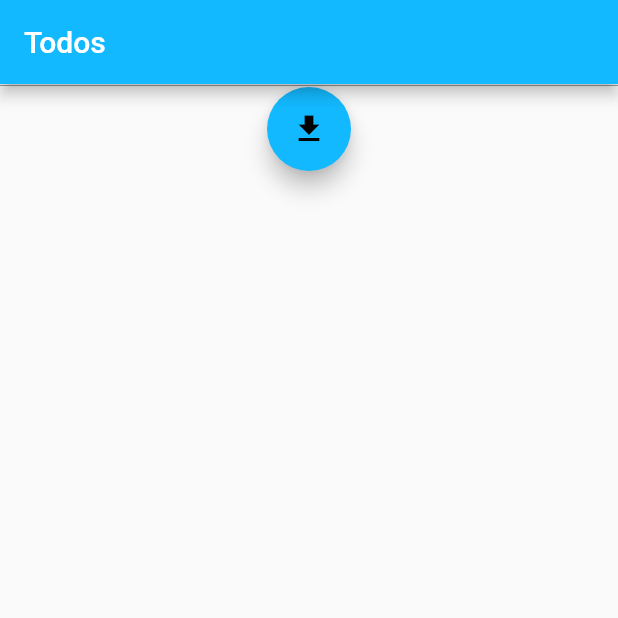
After one commit to nikkijuk/lifegoals, a Flutter app: the screen it shows after launch, after a tap on the "task" icon, on a phone screen of 412 x 824 dp, the top half of it. The commit adds this screen. Run offline on Flutter 3.47's test engine with Material 2 defaults, Android fonts, the phone set to English and light mode, and no system bars; our stand-ins replace bloc, cloud_firestore, firebase_auth, firebase_core, flutter_bloc, freezed_annotation and 3 more; missing offline and left inert: firebase_ui_auth, mobile_scanner; accounts and stored records are empty; generated files the repository leaves out were written again.

Commit message:
added list of todos - not yet editor or adding any, just fetching data from firebase

```diff
--- a/build.yaml
+++ b/build.yaml
@@ -10,3 +10,7 @@ targets:
           # auto registers any class inside a file with a
           # name matches the given pattern
           file_name_pattern: "_service$|_repository$|_bloc$"
+
+      freezed:
+        options:
+          generic_argument_factories: true
--- /dev/null
+++ b/lib/core/jsontools.dart
@@ -0,0 +1,32 @@
+// ignore_for_file: unnecessary_string_escapes
+
+import 'package:freezed_annotation/freezed_annotation.dart';
+import 'package:intl/intl.dart';
+
+// Timestaps & Datetimes seems to be problematic with firebase
+// See here bit of discussion
+// Code currently in use is just random pick from many
+
+// https://stackoverflow.com/questions/10286204/what-is-the-right-json-date-format
+// https://github.com/flutter/flutter/issues/31182
+// https://github.com/rrousselGit/freezed/issues/428
+
+final DateFormat df =  DateFormat('yyyy-MM-dd\THH:mm:ss\+\O\0\0');
+
+class ServerDateTimeConverter implements JsonConverter<DateTime?, String?> {
+  const ServerDateTimeConverter();
+
+  @override
+  DateTime? fromJson(String? value) {
+    if (value is String) {
+      return DateTime.parse(value);
+    } else {
+      return DateTime.fromMillisecondsSinceEpoch(0);
+    }
+  }
+
+  @override
+  String? toJson(DateTime? value) {
+    return value != null ? df.format(value) : null;
+  }
+}
--- a/lib/core/navigation.dart
+++ b/lib/core/navigation.dart
@@ -3,6 +3,7 @@ import 'package:lifegoals/about/view/about_page.dart';
 import 'package:lifegoals/authentication/authentication_views.dart';
 import 'package:lifegoals/counter/counter.dart';
 import 'package:lifegoals/scanner/view/scanner_page.dart';
+import 'package:lifegoals/todo/view/todos_page.dart';
 
 class Routes {
   static const home = '/';
@@ -11,6 +12,7 @@ class Routes {
   static const login = '/login';
   static const logout = '/logout';
   static const profile = '/profile';
+  static const todos = '/todos';
   static const forgotPasswordName = 'forgot';
   static const forgotPasswordPath = '/forgot/:email';
 }
@@ -39,6 +41,10 @@ GoRouter router() => GoRouter(
           builder: (ctx, state) => profileScreen(ctx), // coverage:ignore-line
         ),
         GoRoute(
+          path: Routes.todos,
+          builder: (ctx, state) => const TodosPage(), // coverage:ignore-line
+        ),
+        GoRoute(
           name: Routes.forgotPasswordName,
           path: Routes.forgotPasswordPath,
           builder: forgotPasswordScreen, // coverage:ignore-line
--- a/lib/counter/view/counter_page.dart
+++ b/lib/counter/view/counter_page.dart
@@ -58,6 +58,12 @@ class CounterView extends StatelessWidget {
           ),
           const SizedBox(height: 8),
           FloatingActionButton(
+            onPressed: () => context.go(Routes.todos),
+            heroTag: 'todos',
+            child: const Icon(Icons.task),
+          ),
+          const SizedBox(height: 8),
+          FloatingActionButton(
             onPressed: () => context.go(Routes.about),
             heroTag: 'about',
             child: const Icon(Icons.info),
--- /dev/null
+++ b/lib/domain/todo/todo.dart
@@ -0,0 +1,28 @@
+import 'package:freezed_annotation/freezed_annotation.dart';
+
+import 'package:lifegoals/core/jsontools.dart';
+
+part 'todo.freezed.dart';
+part 'todo.g.dart'; // needed when type is serializable
+
+@freezed
+class Todo with _$Todo {
+  const factory Todo({
+    required String id,
+    required String title,
+    required String description,
+    required bool isCompleted,
+
+    // NOTE: dueDate field is "String" in firebase
+    // I simply didn't manage to get right types to function
+    @ServerDateTimeConverter() required DateTime dueDate,
+  }) = _Todo;
+
+  // Added constructor. Must not have any parameter
+  //const Todo._();
+
+  factory Todo.fromJson(Map<String, dynamic> json) => _$TodoFromJson(json);
+
+  //Todo complete() => copyWith(isCompleted: true);
+  //Todo incomplete() => copyWith(isCompleted: false);
+}
--- /dev/null
+++ b/lib/domain/todo/todo_repository.dart
@@ -0,0 +1,13 @@
+import 'dart:async';
+
+import 'package:lifegoals/domain/todo/todo.dart';
+
+abstract class TodoRepository {
+  Future<void> addTodo(Todo todo);
+
+  Future<void> deleteTodo(Todo todo);
+
+  Stream<Iterable<Todo>> todos();
+
+  Future<void> updateTodo(Todo todo);
+}
--- a/lib/main_development.dart
+++ b/lib/main_development.dart
@@ -5,9 +5,15 @@
 // license that can be found in the LICENSE file or at
 // https://opensource.org/licenses/MIT.
 
+import 'package:flutter/cupertino.dart';
 import 'package:lifegoals/app/app.dart';
 import 'package:lifegoals/bootstrap.dart';
 
+import 'package:lifegoals/core/injection.dart';
+
 void main() {
+  WidgetsFlutterBinding.ensureInitialized();
+  configureDependencies();
+
   bootstrap(() => const App());
 }
--- a/lib/main_production.dart
+++ b/lib/main_production.dart
@@ -5,12 +5,13 @@
 // license that can be found in the LICENSE file or at
 // https://opensource.org/licenses/MIT.
 
+import 'package:flutter/cupertino.dart';
 import 'package:lifegoals/app/app.dart';
 import 'package:lifegoals/bootstrap.dart';
 import 'package:lifegoals/core/injection.dart';
 
 void main() {
-  // TODO(jnikki): should be used in other targets also
+  WidgetsFlutterBinding.ensureInitialized();
   configureDependencies();
 
   bootstrap(() => const App());
--- a/lib/main_staging.dart
+++ b/lib/main_staging.dart
@@ -5,9 +5,15 @@
 // license that can be found in the LICENSE file or at
 // https://opensource.org/licenses/MIT.
 
+import 'package:flutter/cupertino.dart';
 import 'package:lifegoals/app/app.dart';
 import 'package:lifegoals/bootstrap.dart';
 
+import 'package:lifegoals/core/injection.dart';
+
 void main() {
+  WidgetsFlutterBinding.ensureInitialized();
+  configureDependencies();
+
   bootstrap(() => const App());
 }
--- /dev/null
+++ b/lib/todo/bloc/todo_bloc.dart
@@ -0,0 +1,31 @@
+import 'dart:async';
+
+import 'package:bloc/bloc.dart';
+import 'package:injectable/injectable.dart';
+import 'package:lifegoals/domain/todo/todo_repository.dart';
+import 'package:lifegoals/todo/bloc/todo_event.dart';
+import 'package:lifegoals/todo/bloc/todo_state.dart';
+
+@injectable
+class TodoBloc extends Bloc<TodoEvent, TodoState> {
+  TodoBloc(this._todoRepository) : super(const TodoState.empty()) {
+    on<Load>(_load);
+    on<Send>(_send);
+  }
+  final TodoRepository _todoRepository;
+
+  Future<FutureOr<void>> _load(Load event, Emitter<TodoState> emit) async {
+    _todoRepository.todos().listen((event) {
+      add(Send(event.toList()));
+    });
+  }
+
+  Future<FutureOr<void>> _send(Send event, Emitter<TodoState> emit) async {
+    emit(Loaded(event.todos));
+  }
+
+  @override
+  Future<void> close() {
+    return super.close();
+  }
+}
--- /dev/null
+++ b/lib/todo/bloc/todo_event.dart
@@ -0,0 +1,11 @@
+import 'package:freezed_annotation/freezed_annotation.dart';
+
+import 'package:lifegoals/domain/todo/todo.dart';
+
+part 'todo_event.freezed.dart';
+
+@freezed
+abstract class TodoEvent with _$TodoEvent {
+  const factory TodoEvent.load() = Load;
+  const factory TodoEvent.send(List<Todo> todos) = Send;
+}
--- /dev/null
+++ b/lib/todo/bloc/todo_state.dart
@@ -0,0 +1,13 @@
+import 'package:freezed_annotation/freezed_annotation.dart';
+
+import 'package:lifegoals/domain/todo/todo.dart';
+
+part 'todo_state.freezed.dart';
+
+@freezed
+abstract class TodoState with _$TodoState {
+  const factory TodoState.empty() = Empty;
+  const factory TodoState.error() = Error;
+  const factory TodoState.loading() = Loading;
+  const factory TodoState.loaded(List<Todo> todos) = Loaded;
+}
--- /dev/null
+++ b/lib/todo/view/todos_page.dart
@@ -0,0 +1,153 @@
+import 'package:flutter/material.dart';
+import 'package:flutter_bloc/flutter_bloc.dart';
+import 'package:lifegoals/data/todo/firebase_todo_repository.dart';
+import 'package:lifegoals/domain/todo/todo.dart';
+import 'package:lifegoals/todo/bloc/todo_bloc.dart';
+import 'package:lifegoals/todo/bloc/todo_event.dart';
+import 'package:lifegoals/todo/bloc/todo_state.dart';
+import 'package:logging/logging.dart';
+
+final log = Logger('TodosPage');
+
+class TodosPage extends StatelessWidget {
+  const TodosPage({super.key});
+
+  @override
+  Widget build(BuildContext context) {
+    return BlocProvider(
+      create: (_) => TodoBloc(FirebaseTodoRepository()),
+      child: const TodosView(),
+    );
+  }
+}
+
+class TodosView extends StatelessWidget {
+  const TodosView({super.key});
+
+  @override
+  Widget build(BuildContext context) {
+    return Scaffold(
+      appBar: AppBar(
+        title: const Text('Todos'),
+      ),
+      body: Column(
+        children: [
+          const Divider(height: 2, color: Colors.grey),
+          BlocBuilder<TodoBloc, TodoState>(
+            builder: (context, state) {
+              return state.when(
+                empty: () => FloatingActionButton(
+                  onPressed: () => context.read<TodoBloc>().add(const Load()),
+                  heroTag: 'load',
+                  child: const Icon(Icons.download),
+                ),
+                error: _buildErrorWidget,
+                loading: () => const Expanded(
+                  child: Center(child: CircularProgressIndicator()),
+                ),
+                loaded: (todos) =>
+                    _buildTodoListContainerWidget(context, todos),
+              );
+            },
+          ),
+        ],
+      ),
+    );
+  }
+
+  Widget _buildTodoListContainerWidget(
+    BuildContext context,
+    List<Todo> todoList,
+  ) {
+    return Expanded(child: _buildTodoListWidget(context, todoList));
+  }
+
+  Widget _buildTodoListWidget(
+    BuildContext context,
+    List<Todo> todoList,
+  ) {
+    if (todoList.isEmpty) {
+      return const Center(child: Text('No ToDo'));
+    } else {
+      return ListView.builder(
+        padding: const EdgeInsets.all(8),
+        itemCount: todoList.length,
+        shrinkWrap: true,
+        physics: const NeverScrollableScrollPhysics(),
+        itemBuilder: (BuildContext context, int index) {
+          return _buildTodoItemCardWidget(context, todoList[index]);
+        },
+      );
+    }
+  }
+
+  Widget _buildTodoItemCardWidget(BuildContext context, Todo todo) {
+    return InkWell(
+      child: Card(
+        child: Padding(
+          padding: const EdgeInsets.all(8),
+          child: Row(
+            mainAxisAlignment: MainAxisAlignment.spaceBetween,
+            children: [
+              Flexible(
+                child: Column(
+                  crossAxisAlignment: CrossAxisAlignment.start,
+                  children: [
+                    Text(
+                      todo.title,
+                      style: Theme.of(context).textTheme.headline6,
+                      overflow: TextOverflow.ellipsis,
+                    ),
+                    Text(
+                      //DateFormat('yyyy/MM/dd').format(todo.dueDate),
+                      todo.dueDate.toString(),
+                      style: Theme.of(context).textTheme.caption,
+                    ),
+                    const SizedBox(height: 4),
+                    Text(
+                      todo.description.isEmpty
+                          ? 'No Description'
+                          : todo.description,
+                      style: Theme.of(context).textTheme.bodyText2,
+                      overflow: TextOverflow.ellipsis,
+                    ),
+                  ],
+                ),
+              ),
+              const SizedBox(width: 8),
+              if (todo.isCompleted)
+                _buildCheckedIcon(context, todo)
+              else
+                _buildUncheckedIcon(context, todo),
+            ],
+          ),
+        ),
+      ),
+      onTap: () => {},
+    );
+  }
+
+  Widget _buildCheckedIcon(BuildContext context, Todo todo) {
+    return InkResponse(
+      onTap: () => {},
+      splashColor: Colors.transparent,
+      child: const Icon(Icons.done, size: 24, color: Colors.lightGreen),
+    );
+  }
+
+  Widget _buildUncheckedIcon(BuildContext context, Todo todo) {
+    return InkResponse(
+      onTap: () => {},
+      splashColor: Colors.transparent,
+      child: const Icon(
+        Icons.radio_button_off_rounded,
+        size: 24,
+        color: Colors.grey,
+      ),
+    );
+  }
+
+  Widget _buildErrorWidget() {
+    return const Center(child: Text('An error has occurred!'));
+  }
+}
```
Also changed, not shown: lib/data/todo/firebase_todo_repository.dart (added, +32 -0 lines), lib/core/injection.config.dart, lib/domain/todo/todo.freezed.dart (added), lib/domain/todo/todo.g.dart (added), lib/todo/bloc/todo_event.freezed.dart (added), lib/todo/bloc/todo_state.freezed.dart (added), 1 other file.
